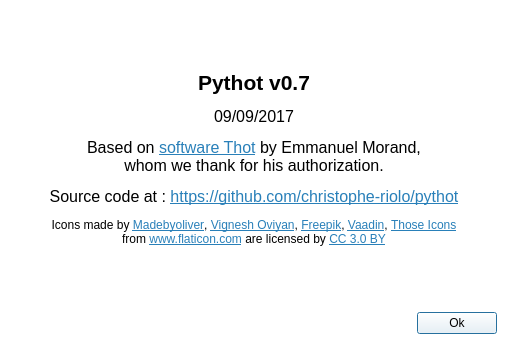
The window that about.ui (christophe-riolo/pythot) describes before a commit, drawn with Qt 5.
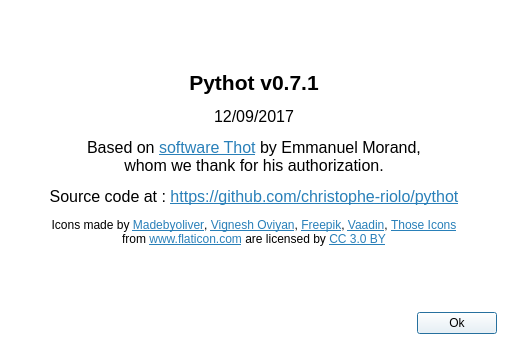
The same window after the commit. Icons and pictures are not drawn.

```diff
--- a/about.ui
+++ b/about.ui
@@ -33,7 +33,7 @@
       </sizepolicy>
      </property>
      <property name="text">
-      <string>&lt;html&gt;&lt;head/&gt;&lt;body&gt;&lt;p align=&quot;center&quot;&gt;&lt;span style=&quot; font-size:16pt; font-weight:600;&quot;&gt;Pythot v0.7&lt;/span&gt;&lt;/p&gt;&lt;p align=&quot;center&quot;&gt;&lt;span style=&quot; font-size:12pt;&quot;&gt;09/09/2017&lt;/span&gt;&lt;/p&gt;&lt;p align=&quot;center&quot;&gt;&lt;span style=&quot; font-size:12pt;&quot;&gt;Based on &lt;/span&gt;&lt;a href=&quot;http://www.emmanuelmorand.net/thot/presentation.php&quot;&gt;&lt;span style=&quot; font-size:12pt; text-decoration: underline; color:#2980b9;&quot;&gt;software Thot&lt;/span&gt;&lt;/a&gt;&lt;span style=&quot; font-size:12pt;&quot;&gt; by Emmanuel Morand,&lt;br/&gt;whom we thank for his authorization.&lt;/span&gt;&lt;/p&gt;&lt;p align=&quot;center&quot;&gt;&lt;span style=&quot; font-size:12pt;&quot;&gt;Source code at : &lt;/span&gt;&lt;a href=&quot;https://github.com/christophe-riolo/pythot&quot;&gt;&lt;span style=&quot; font-size:12pt; text-decoration: underline; color:#2980b9;&quot;&gt;https://github.com/christophe-riolo/pythot&lt;/span&gt;&lt;/a&gt;&lt;/p&gt;&lt;p align=&quot;center&quot;&gt;Icons made by &lt;a href=&quot;https://www.flaticon.com/authors/madebyoliver&quot;&gt;&lt;span style=&quot; text-decoration: underline; color:#2980b9;&quot;&gt;Madebyoliver&lt;/span&gt;&lt;/a&gt;, &lt;a href=&quot;https://www.flaticon.com/authors/vignesh-oviyan&quot;&gt;&lt;span style=&quot; text-decoration: underline; color:#2980b9;&quot;&gt;Vignesh Oviyan&lt;/span&gt;&lt;/a&gt;, &lt;a href=&quot;http://www.freepik.com&quot;&gt;&lt;span style=&quot; text-decoration: underline; color:#2980b9;&quot;&gt;Freepik&lt;/span&gt;&lt;/a&gt;, &lt;a href=&quot;https://www.flaticon.com/authors/vaadin&quot;&gt;&lt;span style=&quot; text-decoration: underline; color:#2980b9;&quot;&gt;Vaadin&lt;/span&gt;&lt;/a&gt;, &lt;a href=&quot;https://www.flaticon.com/authors/those-icons&quot;&gt;&lt;span style=&quot; text-decoration: underline; color:#2980b9;&quot;&gt;Those Icons&lt;/span&gt;&lt;/a&gt;&lt;br/&gt;from &lt;a href=&quot;https://www.flaticon.com/&quot;&gt;&lt;span style=&quot; text-decoration: underline; color:#2980b9;&quot;&gt;www.flaticon.com&lt;/span&gt;&lt;/a&gt; are licensed by &lt;a href=&quot;http://creativecommons.org/licenses/by/3.0/&quot;&gt;&lt;span style=&quot; text-decoration: underline; color:#2980b9;&quot;&gt;CC 3.0 BY&lt;/span&gt;&lt;/a&gt;&lt;/p&gt;&lt;/body&gt;&lt;/html&gt;</string>
+      <string>&lt;html&gt;&lt;head/&gt;&lt;body&gt;&lt;p align=&quot;center&quot;&gt;&lt;span style=&quot; font-size:16pt; font-weight:600;&quot;&gt;Pythot v0.7.1&lt;/span&gt;&lt;/p&gt;&lt;p align=&quot;center&quot;&gt;&lt;span style=&quot; font-size:12pt;&quot;&gt;12/09/2017&lt;/span&gt;&lt;/p&gt;&lt;p align=&quot;center&quot;&gt;&lt;span style=&quot; font-size:12pt;&quot;&gt;Based on &lt;/span&gt;&lt;a href=&quot;http://www.emmanuelmorand.net/thot/presentation.php&quot;&gt;&lt;span style=&quot; font-size:12pt; text-decoration: underline; color:#2980b9;&quot;&gt;software Thot&lt;/span&gt;&lt;/a&gt;&lt;span style=&quot; font-size:12pt;&quot;&gt; by Emmanuel Morand,&lt;br/&gt;whom we thank for his authorization.&lt;/span&gt;&lt;/p&gt;&lt;p align=&quot;center&quot;&gt;&lt;span style=&quot; font-size:12pt;&quot;&gt;Source code at : &lt;/span&gt;&lt;a href=&quot;https://github.com/christophe-riolo/pythot&quot;&gt;&lt;span style=&quot; font-size:12pt; text-decoration: underline; color:#2980b9;&quot;&gt;https://github.com/christophe-riolo/pythot&lt;/span&gt;&lt;/a&gt;&lt;/p&gt;&lt;p align=&quot;center&quot;&gt;Icons made by &lt;a href=&quot;https://www.flaticon.com/authors/madebyoliver&quot;&gt;&lt;span style=&quot; text-decoration: underline; color:#2980b9;&quot;&gt;Madebyoliver&lt;/span&gt;&lt;/a&gt;, &lt;a href=&quot;https://www.flaticon.com/authors/vignesh-oviyan&quot;&gt;&lt;span style=&quot; text-decoration: underline; color:#2980b9;&quot;&gt;Vignesh Oviyan&lt;/span&gt;&lt;/a&gt;, &lt;a href=&quot;http://www.freepik.com&quot;&gt;&lt;span style=&quot; text-decoration: underline; color:#2980b9;&quot;&gt;Freepik&lt;/span&gt;&lt;/a&gt;, &lt;a href=&quot;https://www.flaticon.com/authors/vaadin&quot;&gt;&lt;span style=&quot; text-decoration: underline; color:#2980b9;&quot;&gt;Vaadin&lt;/span&gt;&lt;/a&gt;, &lt;a href=&quot;https://www.flaticon.com/authors/those-icons&quot;&gt;&lt;span style=&quot; text-decoration: underline; color:#2980b9;&quot;&gt;Those Icons&lt;/span&gt;&lt;/a&gt;&lt;br/&gt;from &lt;a href=&quot;https://www.flaticon.com/&quot;&gt;&lt;span style=&quot; text-decoration: underline; color:#2980b9;&quot;&gt;www.flaticon.com&lt;/span&gt;&lt;/a&gt; are licensed by &lt;a href=&quot;http://creativecommons.org/licenses/by/3.0/&quot;&gt;&lt;span style=&quot; text-decoration: underline; color:#2980b9;&quot;&gt;CC 3.0 BY&lt;/span&gt;&lt;/a&gt;&lt;/p&gt;&lt;/body&gt;&lt;/html&gt;</string>
      </property>
     </widget>
    </item>
```
